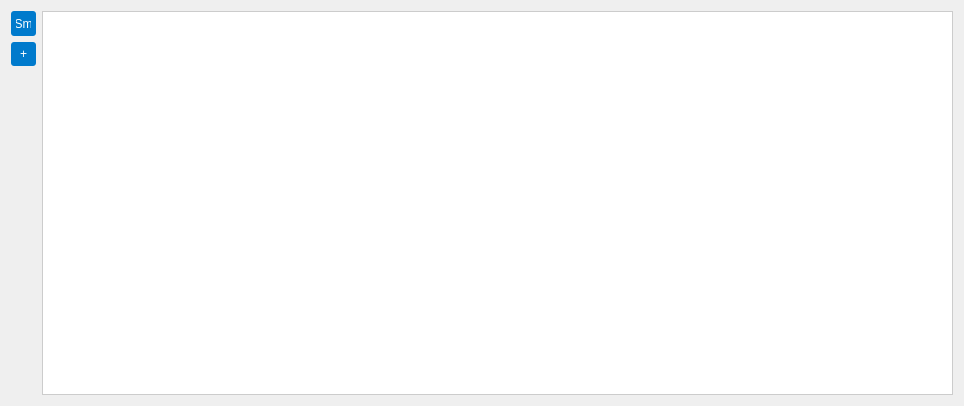
First picture: the form in sources/DPX Spectrum/window/DpxWindow.ui, repository AquaCreatura/AquaWave, before the edit.
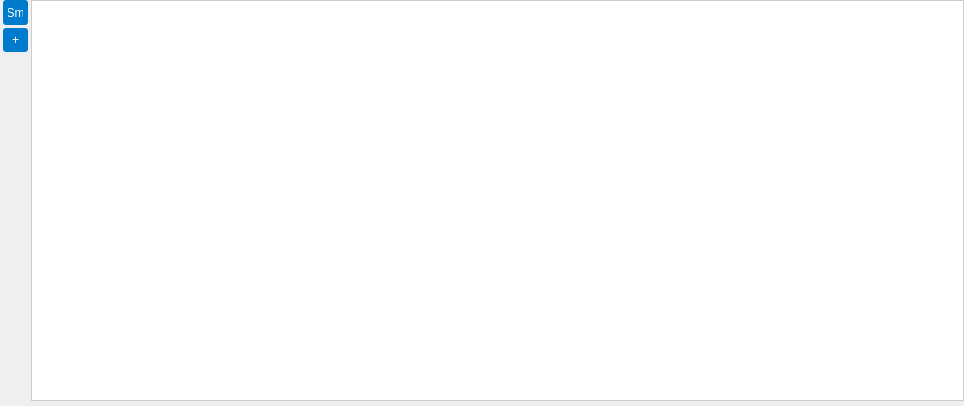
Second picture: the form after the edit.

Commit message: Правки по GUI, поправил разнобойную отрисовку спектрограммы

Patch:
```diff
--- a/sources/DPX Spectrum/window/DpxWindow.ui
+++ b/sources/DPX Spectrum/window/DpxWindow.ui
@@ -51,6 +51,21 @@
    </string>
   </property>
   <layout class="QGridLayout" name="gridLayout">
+   <property name="leftMargin">
+    <number>3</number>
+   </property>
+   <property name="topMargin">
+    <number>0</number>
+   </property>
+   <property name="rightMargin">
+    <number>0</number>
+   </property>
+   <property name="bottomMargin">
+    <number>5</number>
+   </property>
+   <property name="spacing">
+    <number>3</number>
+   </property>
    <item row="1" column="1">
     <widget class="QFrame" name="DpxChart">
      <property name="sizePolicy">
@@ -71,7 +86,23 @@
      <property name="midLineWidth">
       <number>0</number>
      </property>
-     <layout class="QGridLayout" name="gridLayout_2"/>
+     <layout class="QGridLayout" name="gridLayout_2">
+      <property name="leftMargin">
+       <number>0</number>
+      </property>
+      <property name="topMargin">
+       <number>0</number>
+      </property>
+      <property name="rightMargin">
+       <number>0</number>
+      </property>
+      <property name="bottomMargin">
+       <number>0</number>
+      </property>
+      <property name="spacing">
+       <number>2</number>
+      </property>
+     </layout>
     </widget>
    </item>
    <item row="1" column="0">
```
The commit also changes 6 other files.
